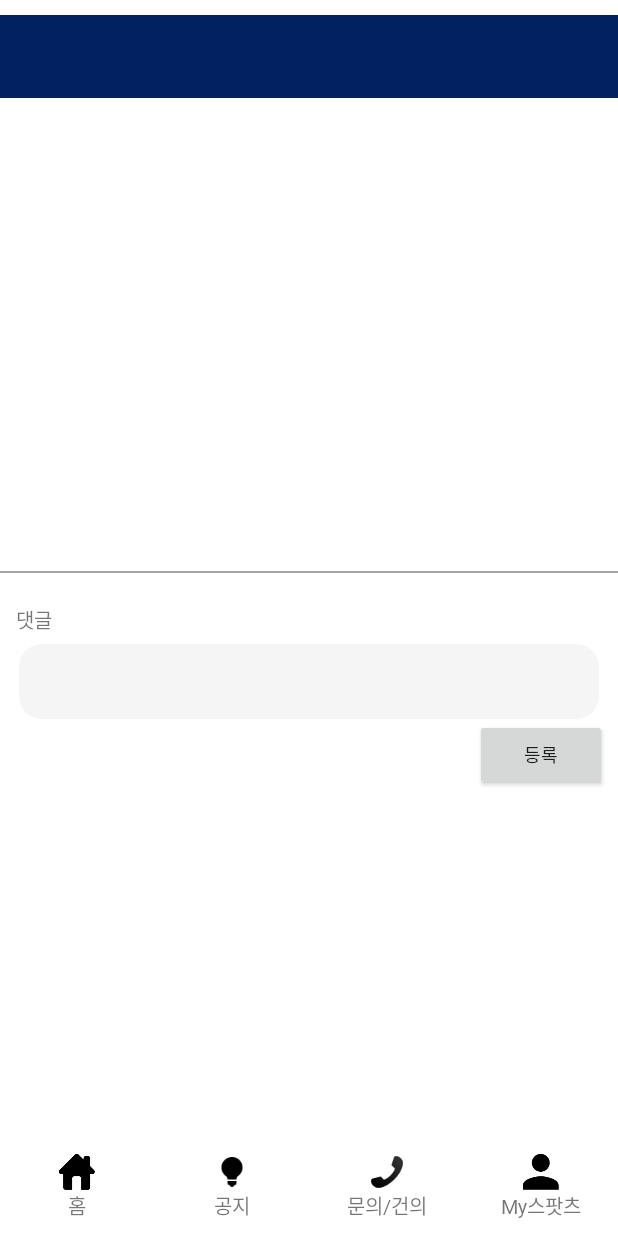
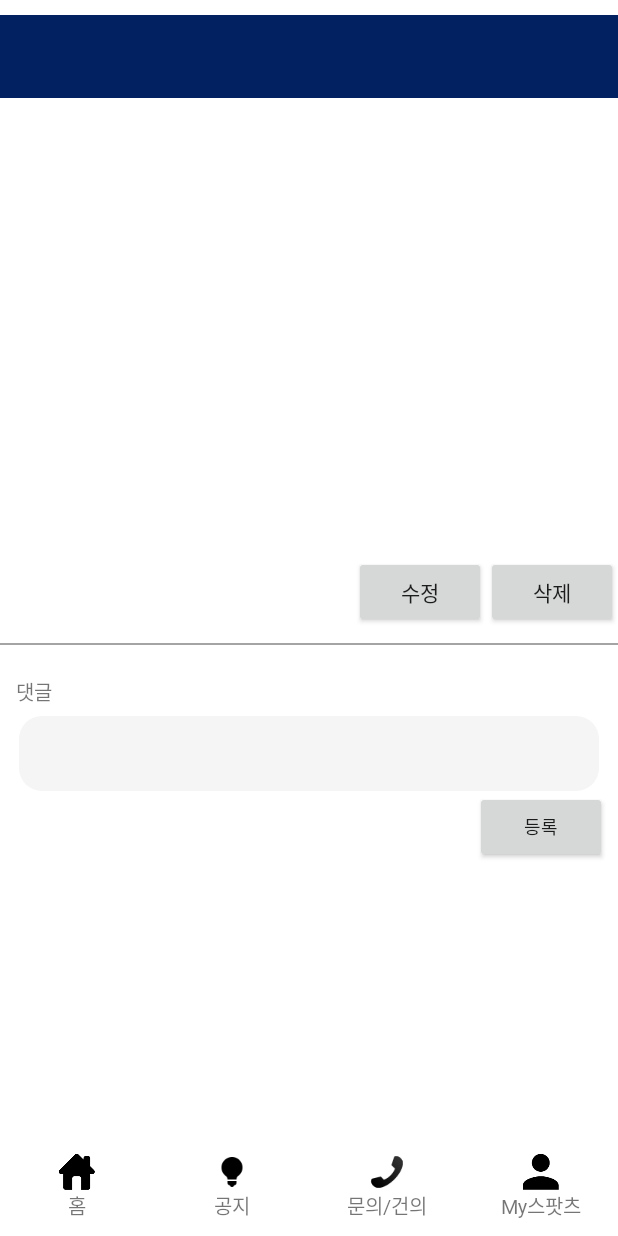
Before and after one commit to skydusic/spotz, an Android app: the DetailList screen opened directly, with no data from a screen before it, on a phone screen of 412 x 824 dp. Run offline under Robolectric (Android 15) with nearby library versions, the phone set to English and light mode, and no system bars; Roboto replaces fonts that are not available here; 10 statements that could not run were skipped.

Commit message:
수정, 삭제 기능 추가 추가 중

```diff
--- a/addsup/app/src/main/java/addup/fpcompany/com/addsup/ActionDetailActivity.java
+++ b/addsup/app/src/main/java/addup/fpcompany/com/addsup/ActionDetailActivity.java
@@ -197,6 +197,7 @@ public class ActionDetailActivity extends AppCompatActivity {
             super.handleMessage(msg);
             handler.removeMessages(50);
             if (!Json.equals("")) {
+                Log.d("heu","목록 JSON : " + Json);
                 showList(Json);
                 Json = "";
             } else {
--- a/addsup/app/src/main/java/addup/fpcompany/com/addsup/ClubList.java
+++ b/addsup/app/src/main/java/addup/fpcompany/com/addsup/ClubList.java
@@ -250,7 +250,7 @@ public class ClubList extends AppCompatActivity implements View.OnClickListener,
 //                시간 설정
 
                 listItems.add(new listItem(String.valueOf(c.getInt(TAG_ID)), c.getString(TAG_TITLE), c.getString(TAG_USERNAME), c.getString(TAG_CONTENTS),
-                        c.getString(TAG_IMAGE), ClubList.settingTimes(c.getString(TAG_CREATED)), c.getString("listname"),
+                        c.getString(TAG_IMAGE), c.getString(TAG_CREATED), c.getString("listname"),
                         c.getString("hit"), c.getString("spindata")));
 
             }
--- a/addsup/app/src/main/java/addup/fpcompany/com/addsup/DetailList.java
+++ b/addsup/app/src/main/java/addup/fpcompany/com/addsup/DetailList.java
@@ -51,8 +51,11 @@ public class DetailList extends AppCompatActivity implements View.OnClickListene
     TextView titleTv;
     TextView contentsTv;
     TextView commentCount;
+    TextView timeTv;
     EditText commentEt;
     Button inputComment;
+    Button editpostBT;
+    Button delpostBT;
     ViewPager viewPager;
     ImageView favorite;
     ArrayList<String> arr = new ArrayList<>();
@@ -93,11 +96,14 @@ public class DetailList extends AppCompatActivity implements View.OnClickListene
 
         titleTv = findViewById(R.id.titleTv);
         contentsTv = findViewById(R.id.contents);
+        timeTv = findViewById(R.id.timeTv);
         viewPager = findViewById(R.id.viewPager);
         favorite = findViewById(R.id.favorite);
         commentCount = findViewById(R.id.commentCount);
         commentEt = findViewById(R.id.commentEt);
         detailScrollView = findViewById(R.id.detailScrollView);
+        editpostBT = findViewById(R.id.editpostBT);
+        delpostBT = findViewById(R.id.delpostBT);
 
         recyclerView = findViewById(R.id.commentRecycle);
 
@@ -121,6 +127,7 @@ public class DetailList extends AppCompatActivity implements View.OnClickListene
 
         titleTv.setText(title);
         contentsTv.setText(contents);
+        timeTv.setText(created);
         image = intent.getStringExtra("image");
         imageurl = MainActivity.serverUrl + "userImageFolder/" + listname + "/" + username + "/";
 
@@ -147,6 +154,8 @@ public class DetailList extends AppCompatActivity implements View.OnClickListene
         inputComment.setOnClickListener(this);
         mainLayout.setOnClickListener(this);
         commentEt.setOnFocusChangeListener(this);
+        editpostBT.setOnClickListener(this);
+        delpostBT.setOnClickListener(this);
     }
 
     private void resetCommentList(){
@@ -223,6 +232,38 @@ public class DetailList extends AppCompatActivity implements View.OnClickListene
                 }
                 resetCommentList();
                 hideKeyboard();
+                break;
+            case (R.id.editpostBT):
+
+                // 수정
+                Intent intent = new Intent(DetailList.this, insertActivity.class);
+                // 0 -> 새글 1 -> 수정
+                intent.putExtra("postNum", 1);
+                intent.putExtra("idx", item.getIdx());
+                intent.putExtra("contents", item.getContents());
+                intent.putExtra("username", item.getUsername());
+                intent.putExtra("image", item.getImage());
+                intent.putExtra("listname", item.getListname());
+                intent.putExtra("spindata", item.getSpindata());
+                intent.putExtra("created", item.getCreated());
+                startActivityForResult(intent, 3000);
+
+                break;
+            case (R.id.delpostBT):
+
+                // 삭제
+
+                delete.requestPost(item);
+                Json = "";
+                listArr.clear();
+                try {
+                    Thread.sleep(200);
+                } catch (InterruptedException e) {
+                    e.printStackTrace();
+                }
+                getPostedList.requestPost(url, username);
+                handler.sendEmptyMessage(50);
+
                 break;
             case (R.id.bottomHome):
                 Intent intent = new Intent(DetailList.this, MainActivity.class);
--- a/addsup/app/src/main/java/addup/fpcompany/com/addsup/adapter/MainListAdater.java
+++ b/addsup/app/src/main/java/addup/fpcompany/com/addsup/adapter/MainListAdater.java
@@ -3,7 +3,6 @@ package addup.fpcompany.com.addsup.adapter;
 import android.content.Context;
 import android.graphics.Typeface;
 import android.support.v7.widget.RecyclerView;
-import android.util.Log;
 import android.view.LayoutInflater;
 import android.view.View;
 import android.view.ViewGroup;
@@ -12,6 +11,7 @@ import android.widget.TextView;
 
 import java.util.ArrayList;
 
+import addup.fpcompany.com.addsup.ClubList;
 import addup.fpcompany.com.addsup.R;
 import addup.fpcompany.com.addsup.java.listItem;
 
@@ -47,7 +47,7 @@ public class MainListAdater extends RecyclerView.Adapter<MainListAdater.ViewHold
         listItem = itemArr.get(position);
 
         holder.title.setText(listItem.getTitle());
-        holder.timeHolder.setText(listItem.getCreated());
+        holder.timeHolder.setText(ClubList.settingTimes(listItem.getCreated()));
         holder.hit.setText(listItem.getHit());
 
 
--- a/addsup/app/src/main/res/layout/activity_detail_list.xml
+++ b/addsup/app/src/main/res/layout/activity_detail_list.xml
@@ -34,6 +34,17 @@
                 android:textStyle="bold"
                 android:textColor="#fff"
                 android:background="@color/blueback"/>
+
+            <TextView
+                android:id="@+id/timeTv"
+                android:layout_width="wrap_content"
+                android:layout_height="wrap_content"
+                android:layout_below="@+id/titleTv"
+                android:layout_margin="5dp"
+                android:textSize="12sp"
+                android:textColor="#999"
+                android:layout_alignParentEnd="true"
+                />
 
             <ImageView
                 android:id="@+id/favorite"
@@ -228,6 +239,22 @@
                 android:padding="25dp"
                 android:textSize="16sp" />
 
+            <Button
+                android:id="@+id/editpostBT"
+                android:layout_width="wrap_content"
+                android:layout_height="wrap_content"
+                android:layout_below="@+id/contents"
+                android:layout_toStartOf="@+id/delpostBT"
+                android:text="@string/editpost"/>
+
+            <Button
+                android:id="@+id/delpostBT"
+                android:layout_width="wrap_content"
+                android:layout_height="wrap_content"
+                android:layout_below="@+id/contents"
+                android:layout_alignParentEnd="true"
+                android:text="@string/deletepost"/>
+
             <View
                 android:id="@+id/horizontalView"
                 android:layout_width="match_parent"
@@ -235,7 +262,7 @@
                 android:background="#a4a4a4"
                 android:layout_marginTop="10dp"
                 android:layout_marginBottom="10dp"
-                android:layout_below="@+id/contents"/>
+                android:layout_below="@+id/delpostBT"/>
 
             <!--댓글기능-->
             <RelativeLayout
```
Also changed, not shown: addsup/app/src/main/java/addup/fpcompany/com/addsup/insertActivity.java (+35 -0 lines), 1 other file.
